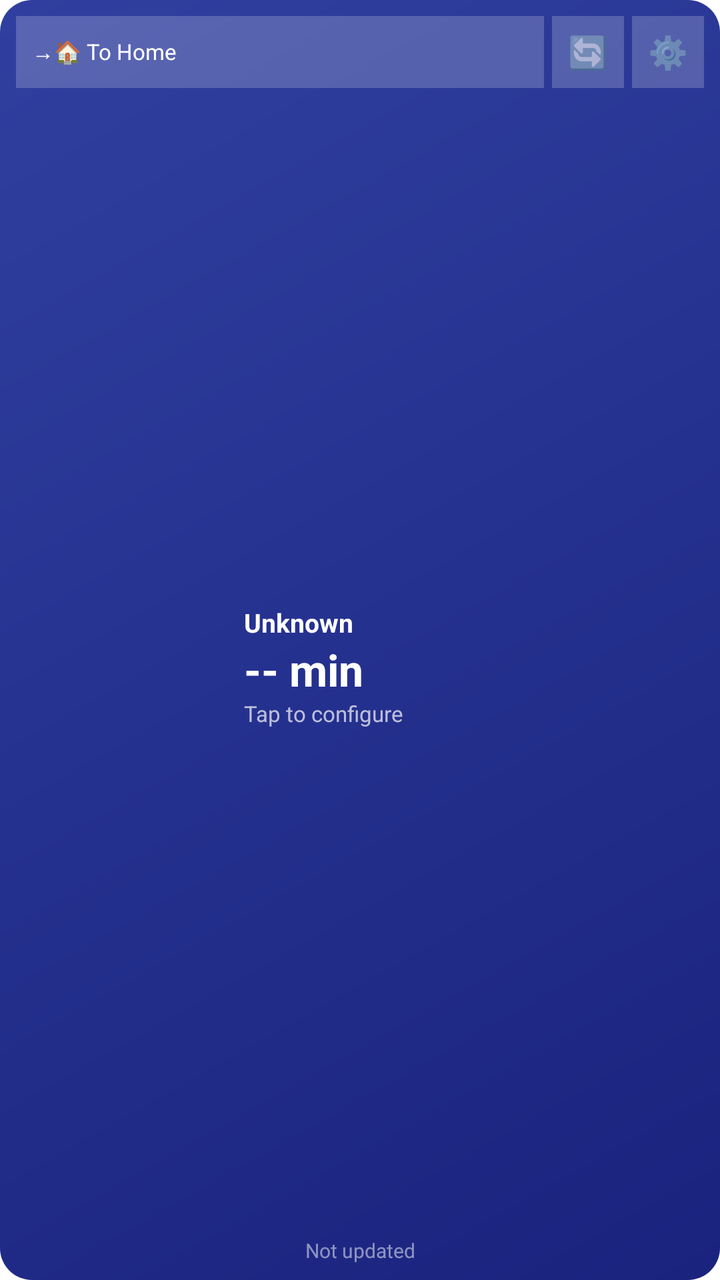
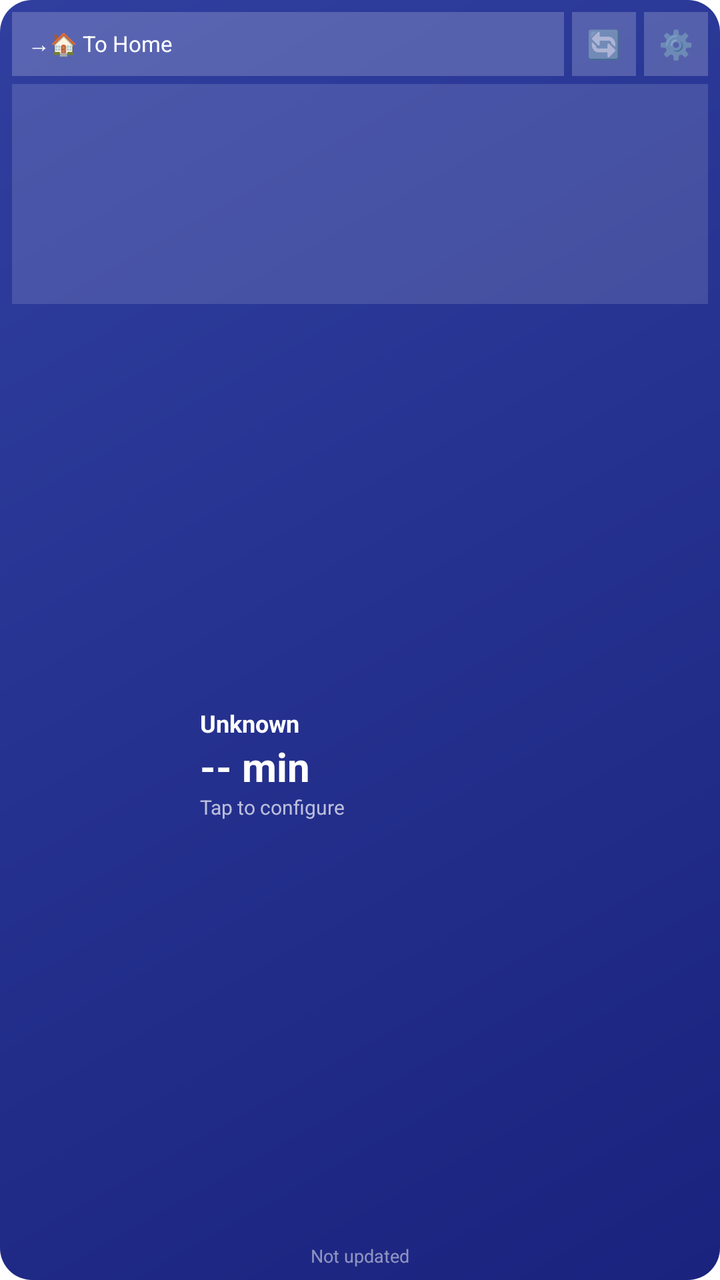

Compare the two renders of this Android layout. The source of the first and the diff that turns it into the second are given below.
<!-- AndroidManifest.xml: application theme Theme.TrafficWidget -->
<!-- res/layout/widget_traffic.xml -->
<?xml version="1.0" encoding="utf-8"?>
<LinearLayout xmlns:android="http://schemas.android.com/apk/res/android"
    android:layout_width="match_parent"
    android:layout_height="match_parent"
    android:orientation="vertical"
    android:padding="8dp"
    android:background="@drawable/widget_background">

    
    <LinearLayout
        android:layout_width="match_parent"
        android:layout_height="36dp"
        android:orientation="horizontal"
        android:gravity="center_vertical">

        <TextView
            android:id="@+id/directionButton"
            android:layout_width="0dp"
            android:layout_height="match_parent"
            android:layout_weight="1"
            android:text="→🏠 To Home"
            android:textSize="11sp"
            android:textColor="#FFFFFF"
            android:gravity="center_vertical"
            android:background="#33FFFFFF"
            android:paddingStart="8dp"
            android:paddingEnd="8dp"
            android:layout_marginEnd="4dp" />

        <TextView
            android:id="@+id/refreshButton"
            android:layout_width="36dp"
            android:layout_height="match_parent"
            android:text="🔄"
            android:textSize="16sp"
            android:gravity="center"
            android:background="#33FFFFFF"
            android:layout_marginEnd="4dp" />

        <TextView
            android:id="@+id/settingsButton"
            android:layout_width="36dp"
            android:layout_height="match_parent"
            android:text="⚙️"
            android:textSize="16sp"
            android:gravity="center"
            android:background="#33FFFFFF" />

    </LinearLayout>

    
    <LinearLayout
        android:id="@+id/gaugeContainer"
        android:layout_width="match_parent"
        android:layout_height="0dp"
        android:layout_weight="1"
        android:orientation="horizontal"
        android:gravity="center_vertical"
        android:layout_marginTop="4dp">

        
        <ImageView
            android:id="@+id/gaugeImage"
            android:layout_width="110dp"
            android:layout_height="68dp"
            android:scaleType="fitCenter" />

        
        <LinearLayout
            android:layout_width="0dp"
            android:layout_height="wrap_content"
            android:layout_weight="1"
            android:orientation="vertical"
            android:paddingStart="4dp">

            <TextView
                android:id="@+id/statusLabel"
                android:layout_width="wrap_content"
                android:layout_height="wrap_content"
                android:text="Unknown"
                android:textSize="13sp"
                android:textColor="#FFFFFF"
                android:textStyle="bold" />

            <TextView
                android:id="@+id/travelTime"
                android:layout_width="wrap_content"
                android:layout_height="wrap_content"
                android:text="-- min"
                android:textSize="22sp"
                android:textColor="#FFFFFF"
                android:textStyle="bold" />

            <TextView
                android:id="@+id/delayInfo"
                android:layout_width="match_parent"
                android:layout_height="wrap_content"
                android:text="Tap to configure"
                android:textSize="11sp"
                android:textColor="#B0FFFFFF"
                android:maxLines="2"
                android:ellipsize="end" />

        </LinearLayout>

    </LinearLayout>

    
    <TextView
        android:id="@+id/lastUpdate"
        android:layout_width="match_parent"
        android:layout_height="wrap_content"
        android:text="Not updated"
        android:textSize="10sp"
        android:textColor="#80FFFFFF"
        android:gravity="center" />

</LinearLayout>
<!-- resources referenced by this layout -->
<resources>
  <!-- drawable widget_background (drawable) -->
  <?xml version="1.0" encoding="utf-8"?>
  <shape xmlns:android="http://schemas.android.com/apk/res/android"
      android:shape="rectangle">
      <corners android:radius="16dp" />
      <gradient
          android:angle="135"
          android:startColor="#1A237E"
          android:endColor="#303F9F"
          android:type="linear" />
  </shape>
  <style name="Theme.TrafficWidget" parent="Theme.MaterialComponents.DayNight.DarkActionBar">
          <item name="colorPrimary">#1A237E</item>
          <item name="colorPrimaryVariant">#000051</item>
          <item name="colorOnPrimary">#FFFFFF</item>
          <item name="colorSecondary">#4CAF50</item>
          <item name="colorSecondaryVariant">#087f23</item>
          <item name="colorOnSecondary">#000000</item>
      </style>
</resources>

<!-- the commit's change to res/layout/widget_traffic.xml (unified diff, before → after) -->
@@ -3,15 +3,16 @@
     android:layout_width="match_parent"
     android:layout_height="match_parent"
     android:orientation="vertical"
-    android:padding="8dp"
+    android:padding="6dp"
     android:background="@drawable/widget_background">
 
     
     <LinearLayout
         android:layout_width="match_parent"
-        android:layout_height="36dp"
+        android:layout_height="32dp"
         android:orientation="horizontal"
-        android:gravity="center_vertical">
+        android:gravity="center_vertical"
+        android:layout_marginBottom="4dp">
 
         <TextView
             android:id="@+id/directionButton"
@@ -29,24 +30,33 @@
 
         <TextView
             android:id="@+id/refreshButton"
-            android:layout_width="36dp"
+            android:layout_width="32dp"
             android:layout_height="match_parent"
             android:text="🔄"
-            android:textSize="16sp"
+            android:textSize="14sp"
             android:gravity="center"
             android:background="#33FFFFFF"
             android:layout_marginEnd="4dp" />
 
         <TextView
             android:id="@+id/settingsButton"
-            android:layout_width="36dp"
+            android:layout_width="32dp"
             android:layout_height="match_parent"
             android:text="⚙️"
-            android:textSize="16sp"
+            android:textSize="14sp"
             android:gravity="center"
             android:background="#33FFFFFF" />
 
     </LinearLayout>
+
+    
+    <ImageView
+        android:id="@+id/mapImage"
+        android:layout_width="match_parent"
+        android:layout_height="110dp"
+        android:scaleType="centerCrop"
+        android:background="#22FFFFFF"
+        android:layout_marginBottom="4dp" />
 
     
     <LinearLayout
@@ -55,14 +65,13 @@
         android:layout_height="0dp"
         android:layout_weight="1"
         android:orientation="horizontal"
-        android:gravity="center_vertical"
-        android:layout_marginTop="4dp">
+        android:gravity="center_vertical">
 
         
         <ImageView
             android:id="@+id/gaugeImage"
-            android:layout_width="110dp"
-            android:layout_height="68dp"
+            android:layout_width="90dp"
+            android:layout_height="58dp"
             android:scaleType="fitCenter" />
 
         
@@ -78,7 +87,7 @@
                 android:layout_width="wrap_content"
                 android:layout_height="wrap_content"
                 android:text="Unknown"
-                android:textSize="13sp"
+                android:textSize="12sp"
                 android:textColor="#FFFFFF"
                 android:textStyle="bold" />
 
@@ -87,7 +96,7 @@
                 android:layout_width="wrap_content"
                 android:layout_height="wrap_content"
                 android:text="-- min"
-                android:textSize="22sp"
+                android:textSize="20sp"
                 android:textColor="#FFFFFF"
                 android:textStyle="bold" />
 
@@ -96,9 +105,19 @@
                 android:layout_width="match_parent"
                 android:layout_height="wrap_content"
                 android:text="Tap to configure"
-                android:textSize="11sp"
+                android:textSize="10sp"
                 android:textColor="#B0FFFFFF"
-                android:maxLines="2"
+                android:maxLines="1"
+                android:ellipsize="end" />
+
+            <TextView
+                android:id="@+id/altRouteInfo"
+                android:layout_width="match_parent"
+                android:layout_height="wrap_content"
+                android:text=""
+                android:textSize="10sp"
+                android:textColor="#80FFFFFF"
+                android:maxLines="1"
                 android:ellipsize="end" />
 
         </LinearLayout>
@@ -111,7 +130,7 @@
         android:layout_width="match_parent"
         android:layout_height="wrap_content"
         android:text="Not updated"
-        android:textSize="10sp"
+        android:textSize="9sp"
         android:textColor="#80FFFFFF"
         android:gravity="center" />
 
